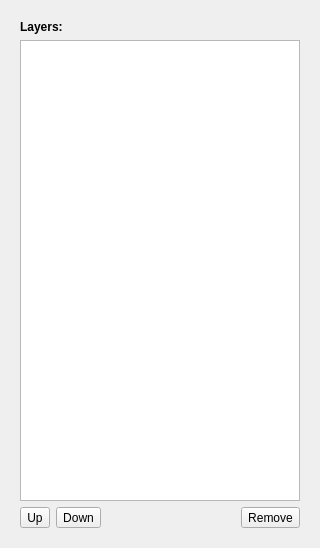
This is ilastik/applets/layerViewer/viewerControls.ui in ilastik/ilastik as Qt 5 draws it before an edit. The edited form follows.
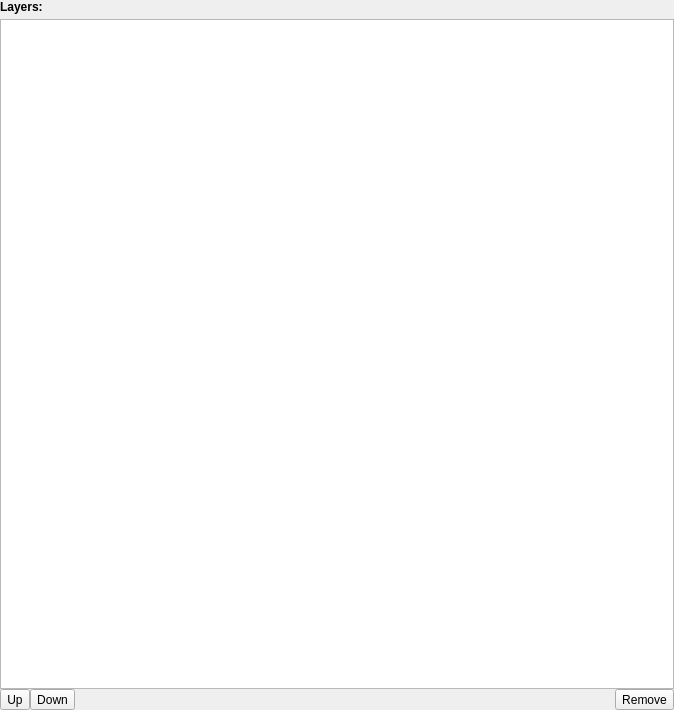
This is the edited form. Icons and pictures are not drawn. Custom widgets are drawn as their Qt base class.

Diff of the .ui file:
```diff
--- a/ilastik/applets/layerViewer/viewerControls.ui
+++ b/ilastik/applets/layerViewer/viewerControls.ui
@@ -6,8 +6,8 @@
    <rect>
     <x>0</x>
     <y>0</y>
-    <width>320</width>
-    <height>548</height>
+    <width>674</width>
+    <height>710</height>
    </rect>
   </property>
   <property name="sizePolicy">
@@ -19,16 +19,13 @@
   <property name="windowTitle">
    <string>Form</string>
   </property>
-  <layout class="QVBoxLayout" name="verticalLayout_3">
-   <item>
-    <widget class="QWidget" name="viewerControls" native="true">
-     <property name="sizePolicy">
-      <sizepolicy hsizetype="Preferred" vsizetype="Expanding">
-       <horstretch>0</horstretch>
-       <verstretch>0</verstretch>
-      </sizepolicy>
-     </property>
-     <layout class="QVBoxLayout" name="verticalLayout_2">
+  <layout class="QVBoxLayout" name="verticalLayout">
+   <property name="spacing">
+    <number>0</number>
+   </property>
+   <property name="margin">
+    <number>0</number>
+   </property>
       <item>
        <widget class="QLabel" name="label_2">
         <property name="sizePolicy">
@@ -42,6 +39,22 @@
         </property>
        </widget>
       </item>
+   <item>
+    <spacer name="verticalSpacer">
+     <property name="orientation">
+      <enum>Qt::Vertical</enum>
+     </property>
+     <property name="sizeType">
+      <enum>QSizePolicy::Fixed</enum>
+     </property>
+     <property name="sizeHint" stdset="0">
+      <size>
+       <width>20</width>
+       <height>5</height>
+      </size>
+     </property>
+    </spacer>
+   </item>
       <item>
        <widget class="LayerWidget" name="layerWidget">
         <property name="sizePolicy">
@@ -110,9 +123,6 @@
          </widget>
         </item>
        </layout>
-      </item>
-     </layout>
-    </widget>
    </item>
   </layout>
  </widget>
```
Lines whose indentation alone changed are shown as unchanged.
